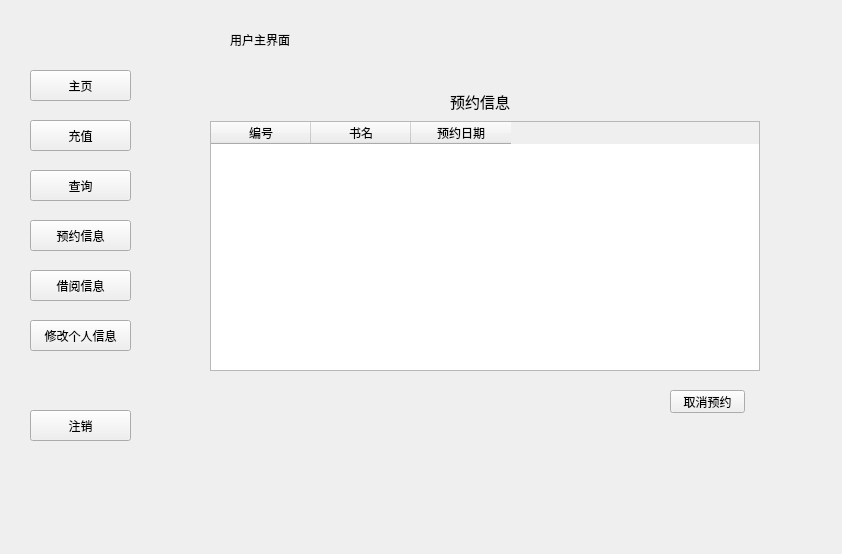
The window that librarysystem.ui (sdwangyu/LibraryDesign) describes before a commit, drawn with Qt 5.
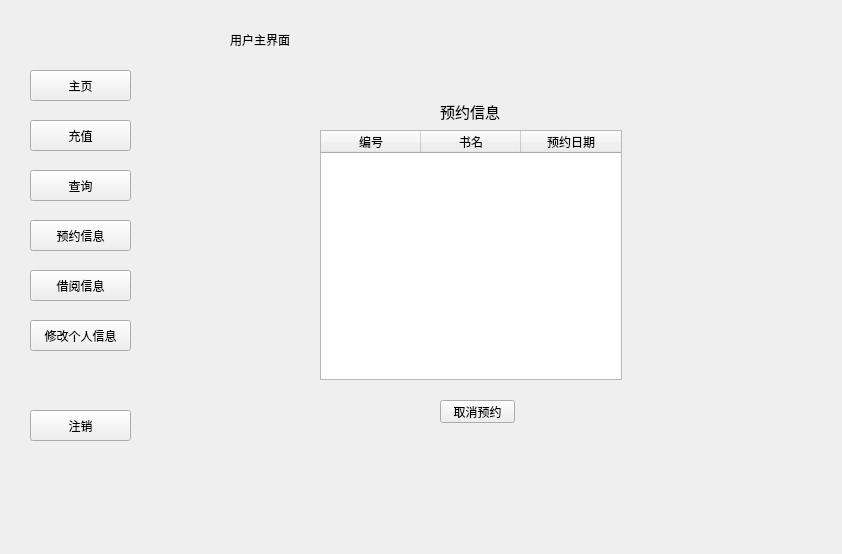
The same window after the commit. The open tabs and pages were chosen to show the change.

Commit message: 界面布局小改

What changed in the file:
```diff
--- a/librarysystem.ui
+++ b/librarysystem.ui
@@ -689,8 +689,8 @@
       <widget class="QLabel" name="label_27">
        <property name="geometry">
         <rect>
-         <x>300</x>
-         <y>30</y>
+         <x>290</x>
+         <y>40</y>
          <width>70</width>
          <height>20</height>
         </rect>
@@ -702,9 +702,9 @@
       <widget class="QTableWidget" name="orderInfotable">
        <property name="geometry">
         <rect>
-         <x>60</x>
-         <y>61</y>
-         <width>550</width>
+         <x>170</x>
+         <y>70</y>
+         <width>302</width>
          <height>250</height>
         </rect>
        </property>
@@ -727,8 +727,8 @@
       <widget class="QPushButton" name="ordercancleBtn">
        <property name="geometry">
         <rect>
-         <x>520</x>
-         <y>330</y>
+         <x>290</x>
+         <y>340</y>
          <width>75</width>
          <height>23</height>
         </rect>
```
Left out of the diff: 20 changed lines with no effect on the pictures.
